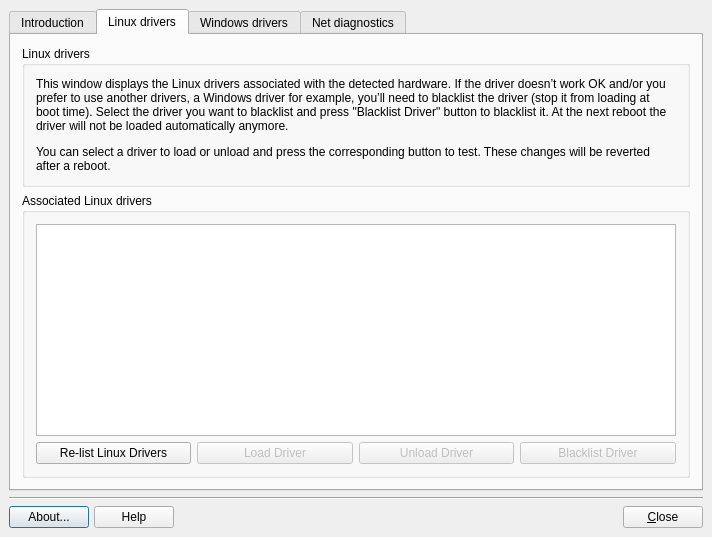
Above: meconfig.ui from AdrianTM/mx-broadcom-manager before the change. Below: the same form after it.
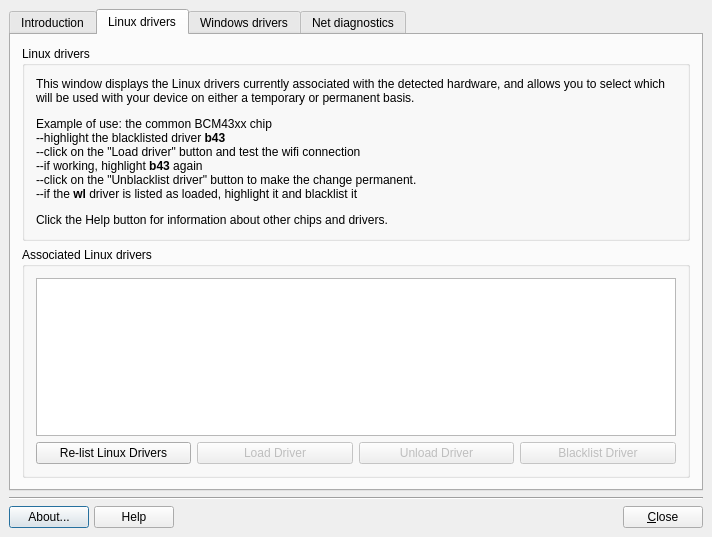
That is the form after the change. The open tabs and pages were chosen to show the change. Icons and pictures are not drawn.

Commit message: changed text second screen

```diff
--- a/meconfig.ui
+++ b/meconfig.ui
@@ -369,7 +369,7 @@
           <item>
            <widget class="QLabel" name="labelLinux">
             <property name="text">
-             <string>&lt;html&gt;&lt;head/&gt;&lt;body&gt;&lt;p&gt;This window displays the Linux drivers associated with the detected hardware. If the driver doesn’t work OK and/or you prefer to use another drivers, a Windows driver for example, you’ll need to blacklist the driver (stop it from loading at boot time). Select the driver you want to blacklist and press &amp;quot;Blacklist Driver&amp;quot; button to blacklist it. At the next reboot the driver will not be loaded automatically anymore.&lt;/p&gt;&lt;p&gt;You can select a driver to load or unload and press the corresponding button to test. These changes will be reverted after a reboot.&lt;/p&gt;&lt;/body&gt;&lt;/html&gt;</string>
+             <string>&lt;html&gt;&lt;head/&gt;&lt;body&gt;&lt;p&gt;This window displays the Linux drivers currently associated with the detected hardware, and allows you to select which will be used with your device on either a temporary or permanent basis. &lt;/p&gt;&lt;p&gt;Example of use: the common BCM43xx chip&lt;br/&gt;--highlight the blacklisted driver &lt;span style=&quot; font-weight:600;&quot;&gt;b43&lt;br/&gt;&lt;/span&gt;--click on the &amp;quot;Load driver&amp;quot; button and test the wifi connection&lt;br/&gt;--if working, highlight &lt;span style=&quot; font-weight:600;&quot;&gt;b43&lt;/span&gt; again&lt;br/&gt;--click on the &amp;quot;Unblacklist driver&amp;quot; button to make the change permanent.&lt;br/&gt;--if the &lt;span style=&quot; font-weight:600;&quot;&gt;wl&lt;/span&gt; driver is listed as loaded, highlight it and blacklist it&lt;/p&gt;&lt;p&gt;Click the Help button for information about other chips and drivers.&lt;/p&gt;&lt;/body&gt;&lt;/html&gt;</string>
             </property>
             <property name="wordWrap">
              <bool>true</bool>
```
Left out of the diff: 2 changed lines with no effect on the pictures. The commit also changes 2 other files.
